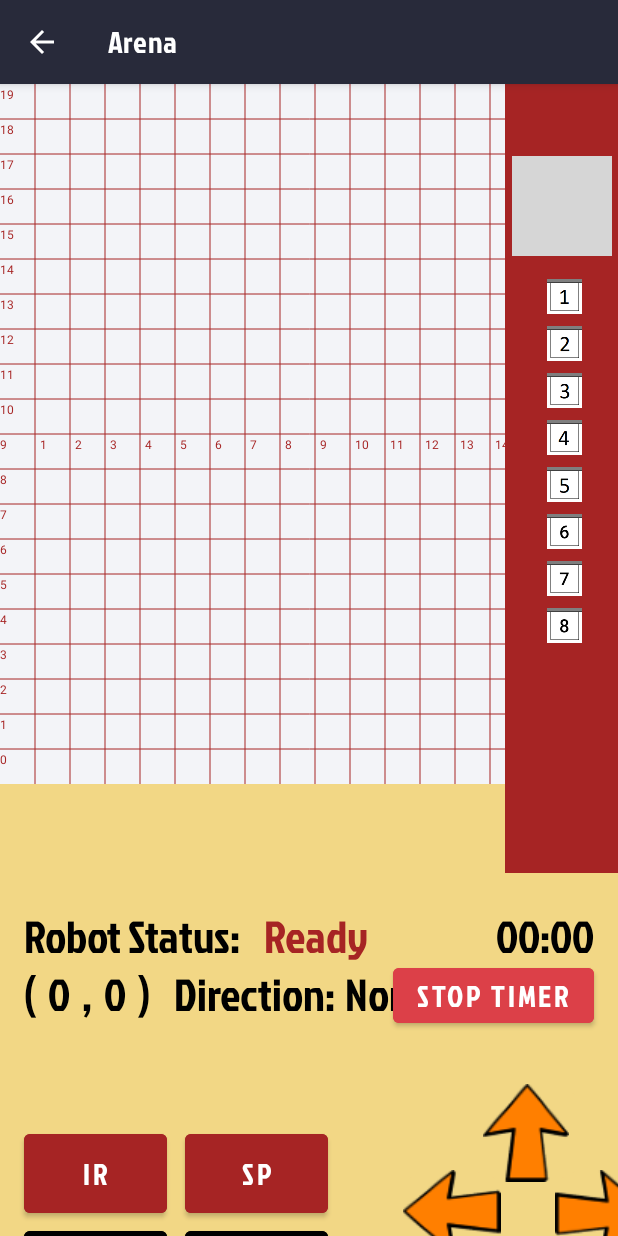
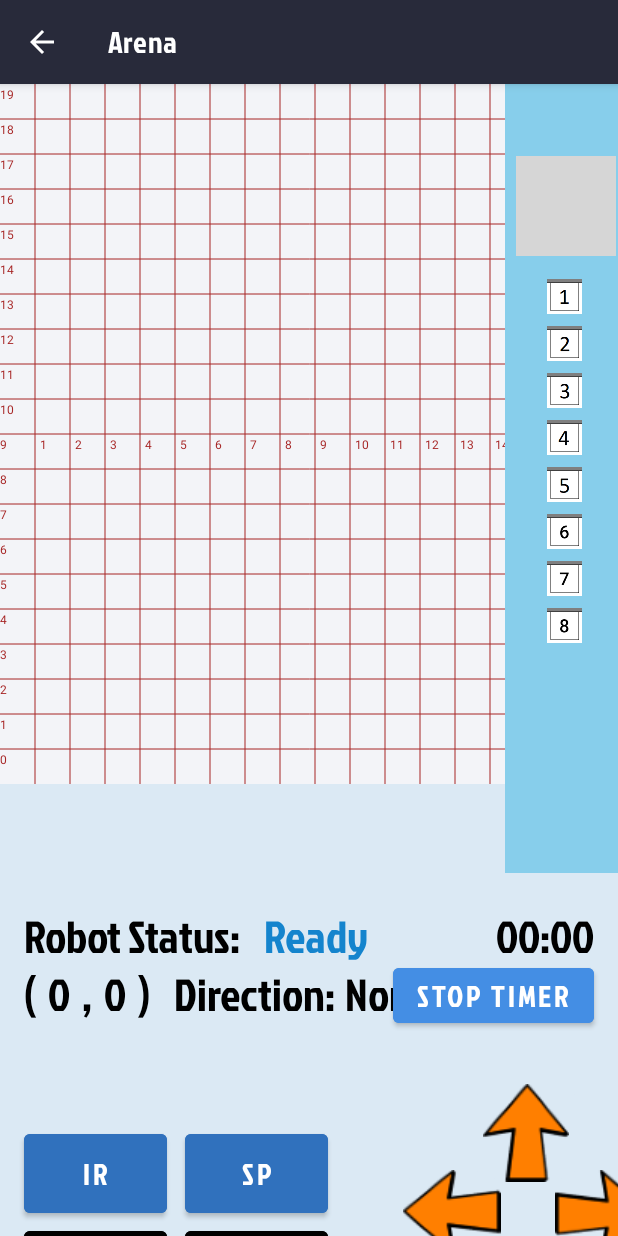
Before and after one commit to Jovin2525/mdpGrp30, an Android app: the Arena screen opened directly, with no data from a screen before it, on a phone screen of 412 x 824 dp. Run offline under Robolectric (Android 15) with nearby library versions, the light colour scheme and no system bars; grey boxes are pictures that could not be loaded.

Commit message:
Color
-Removed cars theme
-Centered robot
-Made everything blue (change in color.xml)
-Fixed scan button

```diff
--- a/app/src/main/res/layout/arena.xml
+++ b/app/src/main/res/layout/arena.xml
@@ -4,7 +4,7 @@
     xmlns:tools="http://schemas.android.com/tools"
     android:layout_width="match_parent"
     android:layout_height="match_parent"
-    android:background="#F2D785">
+    android:background="@color/backgroundColor">
 
     <com.example.mdpgrp30.CanvasGrid
         android:id="@+id/grid"
@@ -26,7 +26,7 @@
             android:id="@+id/view"
             android:layout_width="75dp"
             android:layout_height="526dp"
-            android:background="#A62424"
+            android:background="@color/boxColor"
             app:layout_constraintEnd_toEndOf="parent"
             app:layout_constraintTop_toTopOf="parent" />
 
@@ -35,7 +35,7 @@
             android:layout_width="100px"
             android:layout_height="100px"
             android:layout_marginTop="48dp"
-            android:layout_marginEnd="4dp"
+            android:layout_marginEnd="1dp"
             app:layout_constraintEnd_toEndOf="parent"
             app:layout_constraintTop_toTopOf="parent"
             app:srcCompat="@drawable/robot_icon"
@@ -128,7 +128,7 @@
             android:layout_marginStart="36dp"
             android:layout_marginTop="56dp"
             android:layout_toRightOf="@id/leftButton"
-            android:backgroundTint="#F2D785"
+            android:backgroundTint="@color/backgroundColor"
             android:paddingHorizontal="34dp"
             android:paddingVertical="14dp"
             android:src="@drawable/orange_arrow_right"
@@ -141,7 +141,7 @@
             android:layout_height="59dp"
             android:layout_below="@id/forwardButton"
             android:layout_marginStart="50dp"
-            android:backgroundTint="#F2D785"
+            android:backgroundTint="@color/backgroundColor"
             android:paddingHorizontal="34dp"
             android:paddingVertical="14dp"
             android:src="@drawable/orange_arrow_left"
@@ -155,7 +155,7 @@
             android:layout_below="@+id/forwardButton"
             android:layout_marginStart="-20dp"
             android:layout_marginTop="40dp"
-            android:backgroundTint="#F2D785"
+            android:backgroundTint="@color/backgroundColor"
             android:paddingHorizontal="34dp"
             android:paddingVertical="14dp"
             android:src="@drawable/orange_arrow_down"
@@ -168,7 +168,7 @@
             android:layout_height="65dp"
             android:layout_marginStart="-20dp"
             android:layout_marginTop="136dp"
-            android:backgroundTint="#F2D785"
+            android:backgroundTint="@color/backgroundColor"
             android:paddingHorizontal="34dp"
             android:paddingVertical="14dp"
             android:src="@drawable/orange_arrow_up"
@@ -179,7 +179,7 @@
             android:id="@+id/IRButton"
             android:layout_width="95dp"
             android:layout_height="wrap_content"
-            android:backgroundTint="#A62424"
+            android:backgroundTint="@color/darkerButtonColor"
             android:fontFamily="@font/jockey_one_regular"
             android:paddingHorizontal="15dp"
             android:paddingVertical="12dp"
@@ -210,7 +210,7 @@
             android:layout_width="95dp"
             android:layout_height="wrap_content"
             android:layout_marginStart="12dp"
-            android:backgroundTint="#A62424"
+            android:backgroundTint="@color/darkerButtonColor"
             android:fontFamily="@font/jockey_one_regular"
             android:paddingHorizontal="15dp"
             android:paddingVertical="12dp"
@@ -302,7 +302,7 @@
             android:fontFamily="@font/jockey_one_regular"
             android:maxLength="30"
             android:text="Ready"
-            android:textColor="#A62424"
+            android:textColor="@color/titleTextColor"
             android:textSize="30dp"
             app:layout_constraintStart_toEndOf="@+id/statusWindowTitle"
             app:layout_constraintTop_toTopOf="@+id/guideline3" />
@@ -410,7 +410,7 @@
             android:layout_height="wrap_content"
             android:layout_marginTop="-6dp"
             android:layout_marginEnd="16dp"
-            android:backgroundTint="#dc4048"
+            android:backgroundTint="@color/buttonColor"
             android:fontFamily="@font/jockey_one_regular"
             android:text="Stop timer"
             android:textColor="#ffffff"
--- a/app/src/main/res/values/colors.xml
+++ b/app/src/main/res/values/colors.xml
@@ -17,4 +17,14 @@
     <color name="colorRed">#FF0000</color>
     <color name="colorBlack">#636363</color>
     <color name="exploredColor">#FFF9FBE7</color>
+
+    <color name="backgroundColor">#dbe9f4</color>
+    <color name="evenDarkerButtonColor">#325b8c</color>
+    <color name="darkerButtonColor">#3071bd</color>
+    <color name="buttonColor">#448ee4</color>
+    <color name="boxColor">#87CEEB</color>
+    <color name="titleTextColor">#1484cd</color>
+    <color name="selectorColor">#63a9c5</color>
+
+
 </resources>
```
Also changed, not shown: app/src/main/res/layout/bluetooth.xml (+9 -9 lines), app/src/main/res/layout/communication.xml (+4 -4 lines), app/src/main/res/layout/home.xml (+5 -5 lines), app/src/main/res/drawable/button_arena.png (added), app/src/main/res/drawable/button_bluetooth.png (added), app/src/main/res/drawable/button_messages.png (added).
